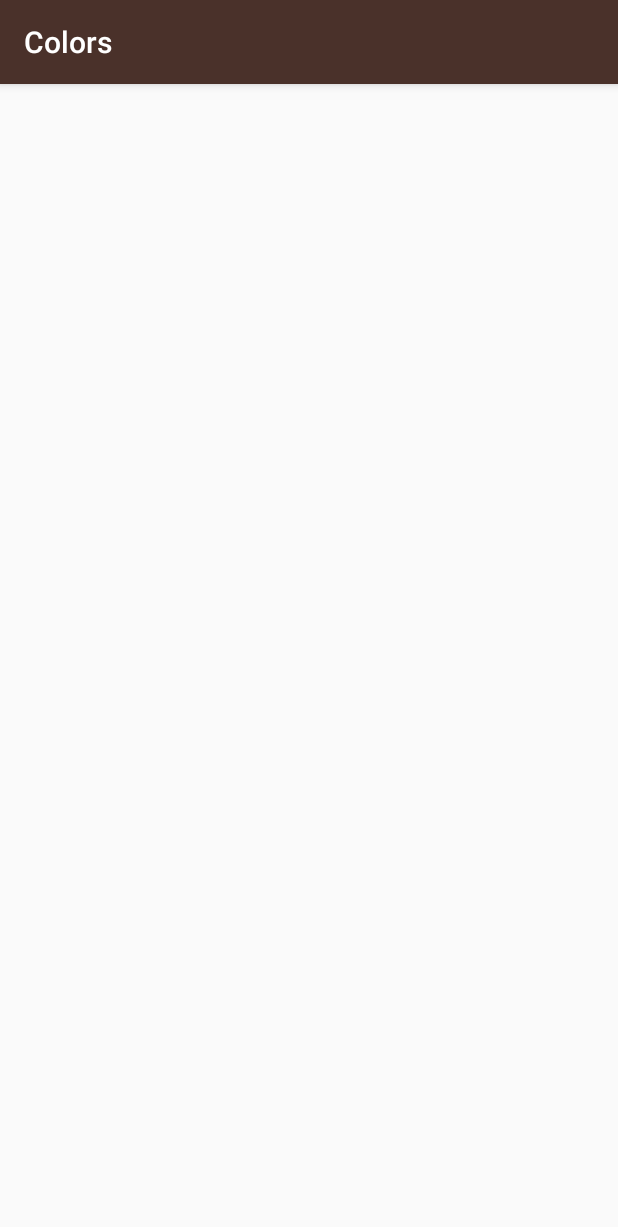
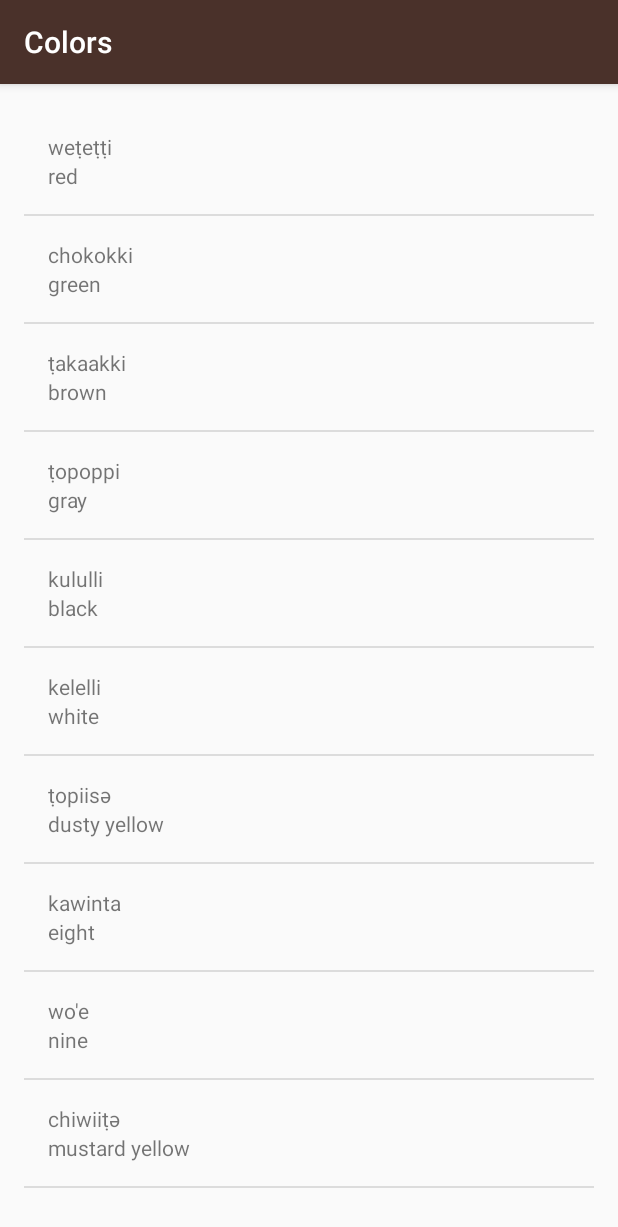
Before and after one commit to chengye233/miwok, an Android app: the ColorsActivity screen opened directly, with no data from a screen before it, on a phone screen of 412 x 824 dp. Shown: the top 1227 px of the screen. Run offline under Robolectric (Android 15) with nearby library versions, the light colour scheme and no system bars.

Commit message:
将activity_numbers布局文件重命名为word_list便于复用，删除其他不必要的布局文件，修改ColorsActivity的onCreate设置word_list为布局。

```diff
--- a/app/src/main/java/com/example/android/miwok/ColorsActivity.java
+++ b/app/src/main/java/com/example/android/miwok/ColorsActivity.java
@@ -2,12 +2,36 @@
 
 import android.support.v7.app.AppCompatActivity;
 import android.os.Bundle;
+import android.widget.ListView;
+
+import java.util.ArrayList;
+import java.util.List;
 
 public class ColorsActivity extends AppCompatActivity {
 
     @Override
     protected void onCreate(Bundle savedInstanceState) {
         super.onCreate(savedInstanceState);
-        setContentView(R.layout.activity_colors);
+        setContentView(R.layout.word_list);
+
+        // 数据WordList
+        List<Word> words = new ArrayList<>();
+        words.add(new Word("red", "weṭeṭṭi"));
+        words.add(new Word("green", "chokokki"));
+        words.add(new Word("brown", "ṭakaakki"));
+        words.add(new Word("gray", "ṭopoppi"));
+        words.add(new Word("black", "kululli"));
+        words.add(new Word("white", "kelelli"));
+        words.add(new Word("dusty yellow", "ṭopiisə"));
+        words.add(new Word("eight", "kawinta"));
+        words.add(new Word("nine", "wo'e"));
+        words.add(new Word("mustard yellow", "chiwiiṭə"));
+
+        // 使用WordAdapter
+        WordAdapter wordAdapter = new WordAdapter(this, R.layout.list_item, words);
+
+        // 构造好的视图放入NumbersActivity的ListView
+        ListView listView = findViewById(R.id.list);
+        listView.setAdapter(wordAdapter);
     }
 }
--- a/app/src/main/java/com/example/android/miwok/NumbersActivity.java
+++ b/app/src/main/java/com/example/android/miwok/NumbersActivity.java
@@ -20,7 +20,7 @@
     {
         //默认
         super.onCreate(savedInstanceState);
-        setContentView(R.layout.activity_numbers);
+        setContentView(R.layout.word_list);
 
         // 数据WordList
         List<Word> words = new ArrayList<>();
--- a/app/src/main/res/layout/activity_colors.xml
+++ /dev/null
@@ -1,9 +0,0 @@
-<?xml version="1.0" encoding="utf-8"?>
-<android.support.constraint.ConstraintLayout xmlns:android="http://schemas.android.com/apk/res/android"
-    xmlns:app="http://schemas.android.com/apk/res-auto"
-    xmlns:tools="http://schemas.android.com/tools"
-    android:layout_width="match_parent"
-    android:layout_height="match_parent"
-    tools:context=".ColorsActivity">
-
-</android.support.constraint.ConstraintLayout>
```
Also changed, not shown: app/src/main/res/layout/activity_family.xml (deleted, +0 -9 lines), app/src/main/res/layout/activity_main.xml (deleted, +0 -47 lines), app/src/main/res/layout/activity_phrases.xml (deleted, +0 -9 lines), app/src/main/res/layout/word_list.xml (renamed from app/src/main/res/layout/activity_numbers.xml).
